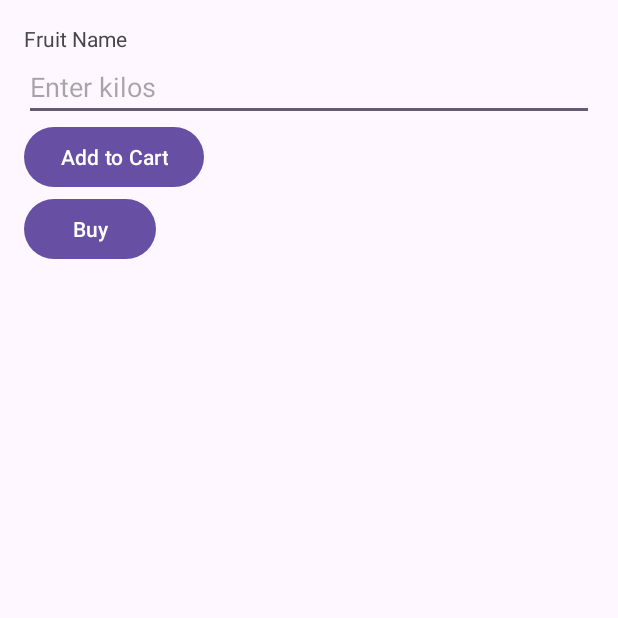
After one commit to FradiMohamedAmine/FruitProject_devMobile, an Android app: the PurchaseActivity screen opened directly, with no data from a screen before it, on a phone screen of 412 x 824 dp, the top half of it. The commit adds this screen. Run offline under Robolectric (Android 15) with nearby library versions, the phone set to English and light mode, and no system bars; 1 statement that could not run was skipped.

Commit message:
feat: add purchaseActivity and billActivity

```diff
--- a/app/build.gradle.kts
+++ b/app/build.gradle.kts
@@ -29,6 +29,9 @@ android {
         sourceCompatibility = JavaVersion.VERSION_1_8
         targetCompatibility = JavaVersion.VERSION_1_8
     }
+    buildFeatures {
+        viewBinding = true
+    }
 }
 
 dependencies {
@@ -37,6 +40,8 @@ dependencies {
     implementation(libs.material)
     implementation(libs.activity)
     implementation(libs.constraintlayout)
+    implementation(libs.navigation.fragment)
+    implementation(libs.navigation.ui)
     testImplementation(libs.junit)
     androidTestImplementation(libs.ext.junit)
     androidTestImplementation(libs.espresso.core)
--- /dev/null
+++ b/app/src/main/java/com/example/myapplication/PurchaseActivity.java
@@ -0,0 +1,74 @@
+package com.example.myapplication;
+
+import android.content.Intent;
+import android.os.Bundle;
+import android.view.View;
+import android.widget.Button;
+import android.widget.EditText;
+import android.widget.TextView;
+import android.widget.Toast;
+
+import androidx.appcompat.app.AppCompatActivity;
+
+import java.io.Serializable;
+
+import utils.Fruit;
+
+public class PurchaseActivity extends AppCompatActivity {
+
+    private TextView fruitName;
+    private EditText kilos;
+    private Button addToCartButton, buyButton;
+    private Fruit fruit;
+
+    @Override
+    protected void onCreate(Bundle savedInstanceState) {
+        super.onCreate(savedInstanceState);
+        setContentView(R.layout.activity_purchase);
+
+        // Find views by ID
+        fruitName = findViewById(R.id.fruitName);
+        kilos = findViewById(R.id.kilos);
+        addToCartButton = findViewById(R.id.addToCartButton);
+        buyButton = findViewById(R.id.buyButton);
+
+        // Get the Fruit object from the Intent
+        Intent intent = getIntent();
+        fruit = (Fruit) intent.getSerializableExtra("fruit");
+
+        // Set fruit name to TextView
+        if (fruit != null) {
+            fruitName.setText(fruit.getName());
+        } else {
+            Toast.makeText(this, "Fruit data not found", Toast.LENGTH_SHORT).show();
+            finish(); // Exit if no data is available
+        }
+
+        // Add to cart button action (go back to MainActivity)
+        addToCartButton.setOnClickListener(new View.OnClickListener() {
+            @Override
+            public void onClick(View v) {
+                finish(); // Closes current activity and returns to the previous one
+            }
+        });
+
+        // Buy button action (go to BillActivity with total price)
+        buyButton.setOnClickListener(new View.OnClickListener() {
+            @Override
+            public void onClick(View v) {
+                try {
+                    int kilosInt = Integer.parseInt(kilos.getText().toString());
+                    float pricePerKilo = fruit.getPrice();
+                    float totalPrice = kilosInt * pricePerKilo;
+
+                    // Send total price to BillActivity
+                    Intent billIntent = new Intent(PurchaseActivity.this, BillActivity.class);
+                    billIntent.putExtra("totalPrice", totalPrice);
+                    startActivity(billIntent);
+                } catch (NumberFormatException e) {
+                    Toast.makeText(PurchaseActivity.this, "Please enter a valid quantity", Toast.LENGTH_SHORT).show();
+                }
+            }
+        });
+    }
+}
--- /dev/null
+++ b/app/src/main/res/layout/activity_purchase.xml
@@ -0,0 +1,31 @@
+<?xml version="1.0" encoding="utf-8"?>
+<LinearLayout xmlns:android="http://schemas.android.com/apk/res/android"
+    android:orientation="vertical"
+    android:layout_width="match_parent"
+    android:layout_height="match_parent"
+    android:padding="16dp">
+
+    <TextView
+        android:id="@+id/fruitName"
+        android:layout_width="wrap_content"
+        android:layout_height="wrap_content"
+        android:text="Fruit Name" />
+
+    <EditText
+        android:id="@+id/kilos"
+        android:layout_width="match_parent"
+        android:layout_height="wrap_content"
+        android:hint="Enter kilos" />
+
+    <Button
+        android:id="@+id/addToCartButton"
+        android:layout_width="wrap_content"
+        android:layout_height="wrap_content"
+        android:text="Add to Cart" />
+
+    <Button
+        android:id="@+id/buyButton"
+        android:layout_width="wrap_content"
+        android:layout_height="wrap_content"
+        android:text="Buy" />
+</LinearLayout>
--- /dev/null
+++ b/app/src/main/res/values-v23/themes.xml
@@ -0,0 +1,8 @@
+<resources xmlns:tools="http://schemas.android.com/tools">
+  <style name="Theme.MyApplication" parent="Base.Theme.MyApplication">
+    <!-- Transparent system bars for edge-to-edge. -->
+    <item name="android:navigationBarColor">@android:color/transparent</item>
+    <item name="android:statusBarColor">@android:color/transparent</item>
+    <item name="android:windowLightStatusBar">?attr/isLightTheme</item>
+  </style>
+</resources>
--- a/gradle/libs.versions.toml
+++ b/gradle/libs.versions.toml
@@ -7,6 +7,8 @@ appcompat = "1.7.0"
 material = "1.12.0"
 activity = "1.9.2"
 constraintlayout = "2.1.4"
+navigationFragment = "2.8.1"
+navigationUi = "2.8.1"
 
 [libraries]
 junit = { group = "junit", name = "junit", version.ref = "junit" }
@@ -16,6 +18,8 @@ appcompat = { group = "androidx.appcompat", name = "appcompat", version.ref = "a
 material = { group = "com.google.android.material", name = "material", version.ref = "material" }
 activity = { group = "androidx.activity", name = "activity", version.ref = "activity" }
 constraintlayout = { group = "androidx.constraintlayout", name = "constraintlayout", version.ref = "constraintlayout" }
+navigation-fragment = { group = "androidx.navigation", name = "navigation-fragment", version.ref = "navigationFragment" }
+navigation-ui = { group = "androidx.navigation", name = "navigation-ui", version.ref = "navigationUi" }
 
 [plugins]
 android-application = { id = "com.android.application", version.ref = "agp" }
```
Also changed, not shown: app/src/main/AndroidManifest.xml (+7 -0 lines), app/src/main/java/com/example/myapplication/BillActivity.java (added, +24 -0 lines), app/src/main/java/com/example/myapplication/MainActivity.java (+21 -18 lines), app/src/main/java/utils/Fruit.java (+6 -4 lines), app/src/main/java/utils/FruitAdapter.java (+22 -12 lines), app/src/main/res/layout/activity_bill.xml (added, +14 -0 lines), app/src/main/res/navigation/nav_graph.xml (added, +28 -0 lines), app/src/main/res/values/strings.xml (+42 -0 lines), app/src/main/res/drawable/dattes.jpg (added), app/src/main/res/drawable/fraise.jpeg (added), app/src/main/res/drawable/poire.jpeg (deleted), app/src/main/res/drawable/poire.jpg (added).
